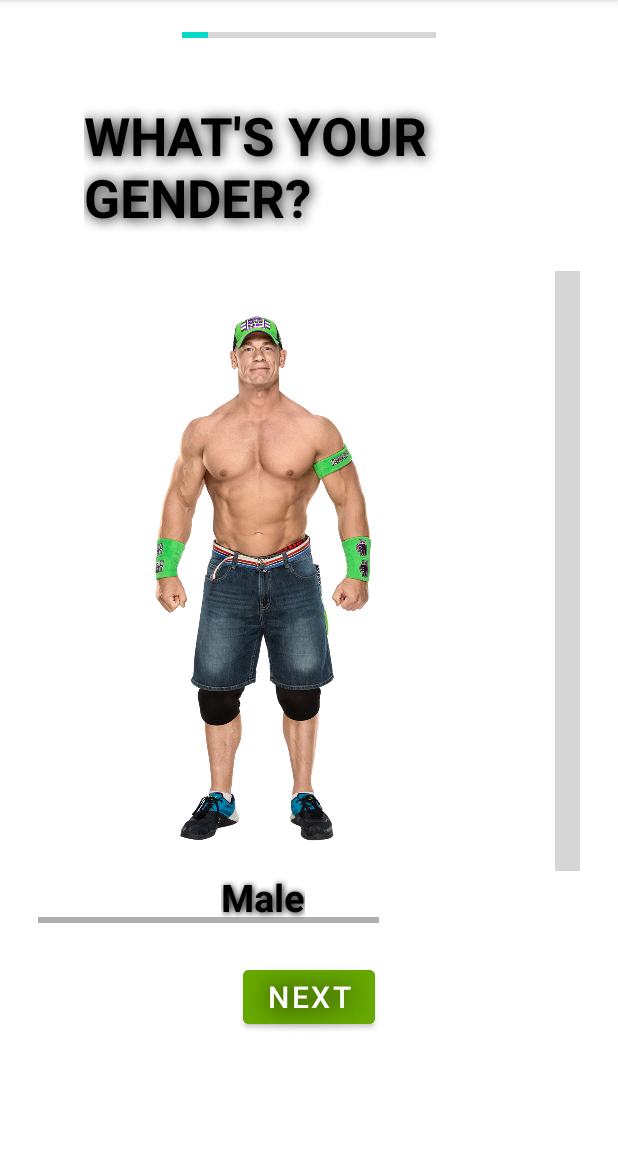
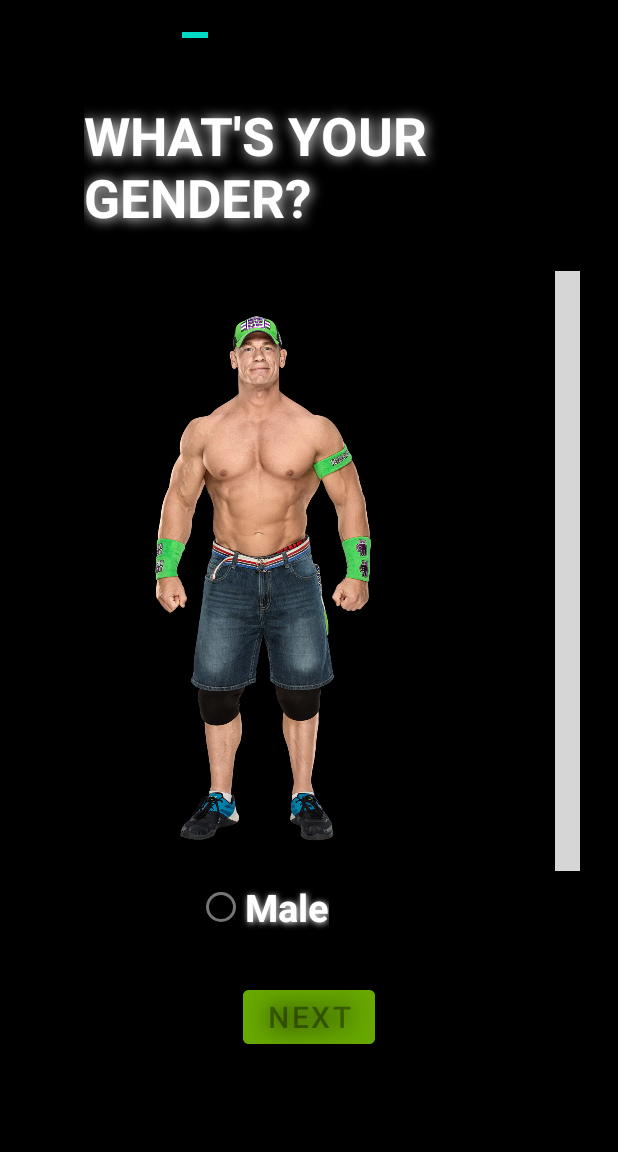
Before and after one commit to smghazijaffri/Fitness-App, an Android app: the MainActivity screen opened directly, with no data from a screen before it, on a phone screen of 412 x 824 dp, the part 84-1236 px from its top. Run offline under Robolectric (Android 15) with nearby library versions, the phone set to English and light mode, and no system bars; grey boxes are pictures that could not be loaded.

Commit message:
Radio Button

```diff
--- a/app/src/main/java/com/example/fitnessapp/MainActivity.java
+++ b/app/src/main/java/com/example/fitnessapp/MainActivity.java
@@ -3,12 +3,49 @@ package com.example.fitnessapp;
 import androidx.appcompat.app.AppCompatActivity;
 
 import android.os.Bundle;
+import android.view.View;
+import android.widget.Button;
+import android.widget.RadioButton;
 
 public class MainActivity extends AppCompatActivity {
 
+    RadioButton Male, Female;
+    Button Next;
     @Override
     protected void onCreate(Bundle savedInstanceState) {
         super.onCreate(savedInstanceState);
         setContentView(R.layout.activity_main);
+
+        Male = (RadioButton)findViewById(R.id.malebtn);
+        Female = (RadioButton)findViewById(R.id.femalebtn);
+        Next = (Button)findViewById(R.id.nextbtn);
+    }
+
+    public void onRadioButtonClicked(View view)
+    {
+        // Is the button now checked?
+        boolean checked = ((RadioButton) view).isChecked();
+
+        // Check which radio button was clicked
+        switch(view.getId()) {
+            case R.id.malebtn:
+                if (checked) {
+                    Female.setChecked(false);
+                    Next.setEnabled(true);
+                    break;
+                }
+                else{
+                    Next.setEnabled(false);
+                }
+            case R.id.femalebtn:
+                if (checked) {
+                    Male.setChecked(false);
+                    Next.setEnabled(true);
+                    break;
+                }
+                else{
+                    Next.setEnabled(false);
+                }
+        }
     }
 }
--- a/app/src/main/res/drawable-v24/my_gradient_drawable.xml
+++ b/app/src/main/res/drawable-v24/my_gradient_drawable.xml
@@ -3,7 +3,7 @@
     <gradient
         android:type="linear"
         android:angle="135"
-        android:startColor="#000000"
-        android:centerColor="#242424"
-        android:endColor="#494949" />
+        android:startColor="#EA0C0C"
+        android:centerColor="#C92525"
+        android:endColor="#903A3A" />
 </shape>
--- a/app/src/main/res/layout/activity_main.xml
+++ b/app/src/main/res/layout/activity_main.xml
@@ -5,7 +5,7 @@
     android:layout_width="match_parent"
     android:layout_height="match_parent"
     android:id="@+id/bg"
-    android:background="@color/white"
+    android:background="@color/black"
     tools:context=".MainActivity"
     android:orientation="vertical">
 
@@ -26,10 +26,10 @@
         android:text="WHAT'S YOUR GENDER?"
         android:textStyle="bold"
         android:fontFamily="sans-serif"
-        android:textColor="@color/black"
+        android:textColor="@color/white"
         android:textSize="35sp"
         android:layout_gravity="center"
-        android:shadowColor="@color/black"
+        android:shadowColor="@color/white"
         android:shadowDx="1"
         android:shadowDy="1"
         android:shadowRadius="10"
@@ -38,7 +38,8 @@
     <HorizontalScrollView
         android:layout_width="match_parent"
         android:layout_height="wrap_content"
-        android:padding="25dp">
+        android:padding="25dp"
+        android:scrollbars="none">
 
         <LinearLayout
             android:layout_width="wrap_content"
@@ -56,21 +57,23 @@
                     android:paddingTop="30dp"
                     android:layout_height="380dp"
                     android:src="@drawable/malemodel"
-                    android:contentDescription="Male Model"/>
+                    android:contentDescription="Male Model"
+                    android:layout_marginBottom="20dp"/>
 
-                <TextView
-                    android:paddingTop="20dp"
+                <RadioButton
+                    android:id="@+id/malebtn"
                     android:layout_width="wrap_content"
                     android:layout_height="wrap_content"
                     android:text="Male"
                     android:textStyle="bold"
                     android:fontFamily="sans-serif"
-                    android:textColor="@color/black"
+                    android:textColor="@color/white"
                     android:textSize="25sp"
-                    android:shadowColor="@color/black"
+                    android:shadowColor="@color/white"
                     android:shadowDx="1"
                     android:shadowDy="1"
-                    android:shadowRadius="5"/>
+                    android:shadowRadius="5"
+                    android:onClick="onRadioButtonClicked"/>
             </LinearLayout>
 
             <LinearLayout
@@ -87,25 +90,28 @@
                     android:src="@drawable/femalemodel"
                     android:contentDescription="Female Model" />
 
-                <TextView
+                <RadioButton
+                    android:id="@+id/femalebtn"
                     android:layout_width="wrap_content"
                     android:layout_height="wrap_content"
                     android:gravity="center"
                     android:text="Female"
                     android:textStyle="bold"
                     android:fontFamily="sans-serif"
-                    android:textColor="@color/black"
+                    android:textColor="@color/white"
                     android:textSize="25sp"
-                    android:shadowColor="@color/black"
+                    android:shadowColor="@color/white"
                     android:shadowDx="1"
                     android:shadowDy="1"
-                    android:shadowRadius="5"/>
+                    android:shadowRadius="5"
+                    android:onClick="onRadioButtonClicked"/>
             </LinearLayout>
 
         </LinearLayout>
 
     </HorizontalScrollView>
     <Button
+        android:id="@+id/nextbtn"
         android:layout_width="wrap_content"
         android:layout_height="wrap_content"
         android:layout_gravity="center"
@@ -115,5 +121,6 @@
         android:shadowDx="1"
         android:shadowRadius="20"
         android:text="Next"
-        android:textSize="20sp" />
+        android:textSize="20sp"
+        android:enabled="false"/>
 </LinearLayout>
--- a/app/src/main/res/values/strings.xml
+++ b/app/src/main/res/values/strings.xml
@@ -1,3 +1,4 @@
 <resources>
     <string name="app_name">Fitness App</string>
+    <string name="extended_fab_label" />
 </resources>
--- /dev/null
+++ b/app/src/main/res/xml/styles.xml
@@ -0,0 +1,5 @@
+<?xml version="1.0" encoding="utf-8"?>
+<style name="FlatButton" parent="Theme.AppCompat.Light">
+    <item name="android:textColor">@color/myPeach</item>
+    <item name="colorControlHighlight">@color/myRed</item>
+</style>
```
Also changed, not shown: app/src/main/res/drawable/btnshad.xml (added, +17 -0 lines), app/src/main/res/layout/focusarea.xml (added, +109 -0 lines).
